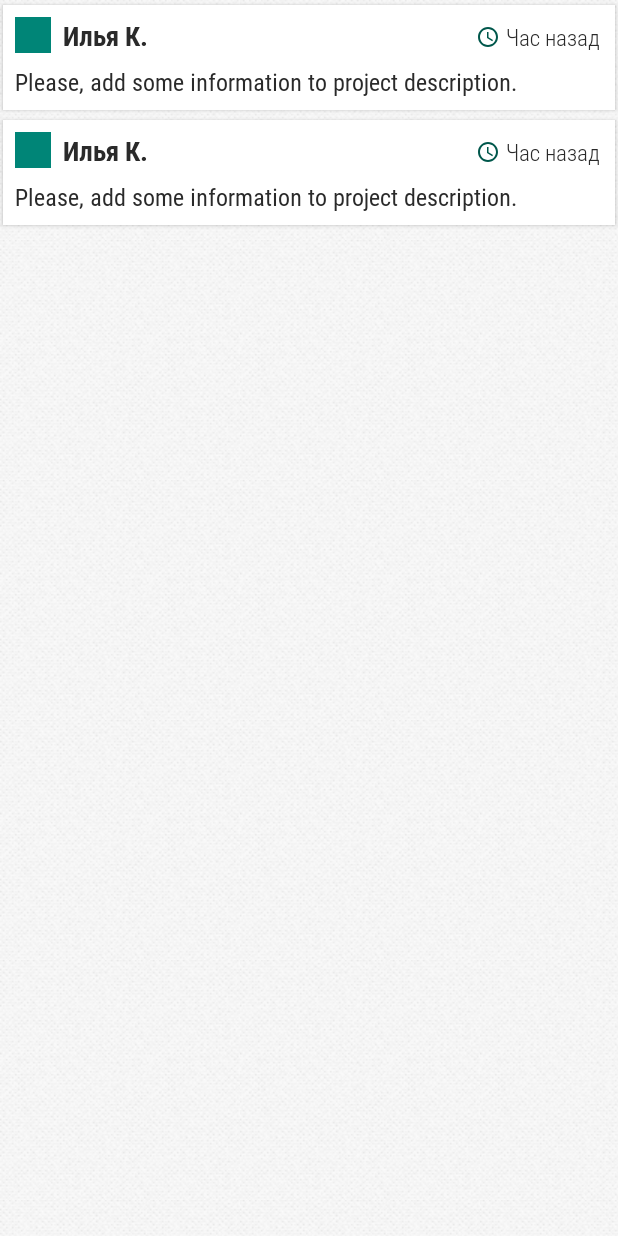
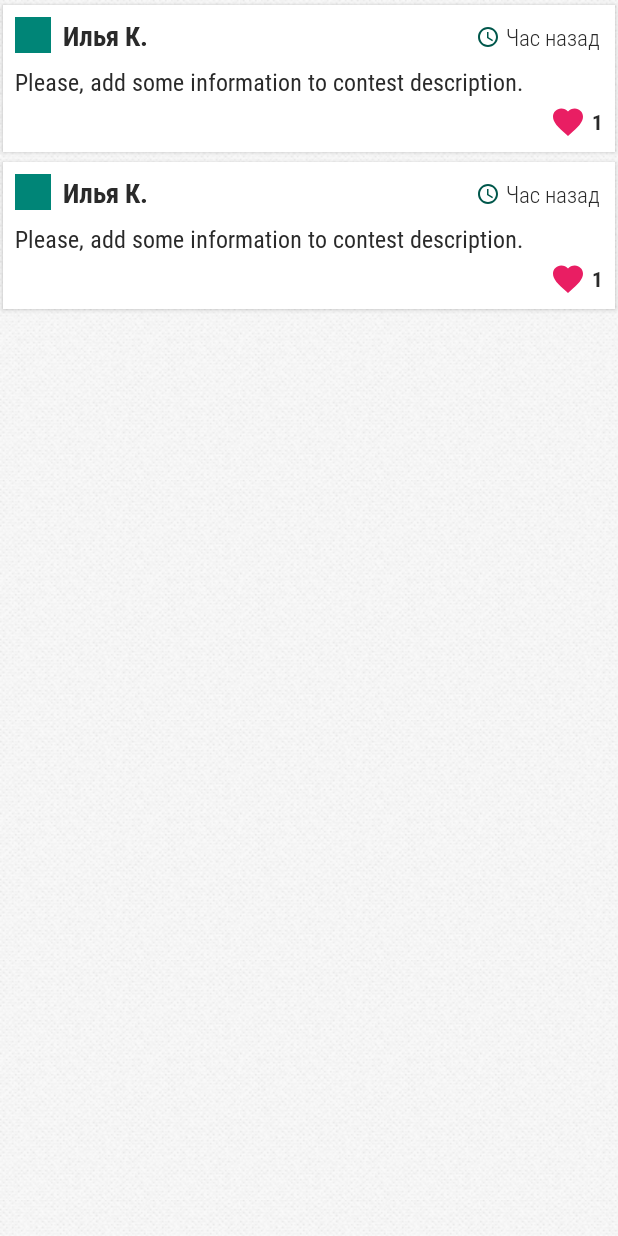
Before and after one commit to HombreTech/FreelanceHunt, an Android app: the layout fragment_pager_contest_comments.xml on its own in the app's theme, with its tools: preview values and no code run, on a phone screen of 412 x 824 dp. Run offline under Robolectric (Android 15) with nearby library versions, the phone set to English and light mode, and no system bars; network calls fail.

Commit message:
[+] comments like indicator

```diff
--- a/app/src/main/res/layout/item_contest_comments_list.xml
+++ b/app/src/main/res/layout/item_contest_comments_list.xml
@@ -68,7 +68,23 @@
                 app:layout_constraintEnd_toEndOf="parent"
                 app:layout_constraintStart_toStartOf="@id/avatar"
                 app:layout_constraintTop_toBottomOf="@id/avatar"
-                tools:text="Please, add some information to project description." />
+                tools:text="Please, add some information to contest description." />
+
+            <TextView
+                android:id="@+id/like"
+                style="@style/TextStyle.Type.Bold"
+                android:layout_marginEnd="@dimen/padding_middle"
+                android:layout_marginTop="@dimen/padding_small"
+                android:gravity="center_vertical"
+                android:layout_width="wrap_content"
+                android:layout_height="wrap_content"
+                android:drawablePadding="@dimen/padding_small"
+                android:drawableStart="@drawable/type_like"
+                app:layout_constraintEnd_toEndOf="parent"
+                app:layout_constraintTop_toBottomOf="@id/comment"
+                android:visibility="gone"
+                tools:visibility="visible"
+                tools:text="1" />
 
         </androidx.constraintlayout.widget.ConstraintLayout>
     </androidx.cardview.widget.CardView>
```
Also changed, not shown: app/src/main/java/tech/hombre/freelancehunt/ui/contest/view/pager/PagerContestComments.kt (+8 -4 lines), app/src/main/java/tech/hombre/freelancehunt/ui/project/view/pager/PagerProjectComments.kt (+8 -4 lines), app/src/main/res/layout/item_project_comments_list.xml (+16 -0 lines).
